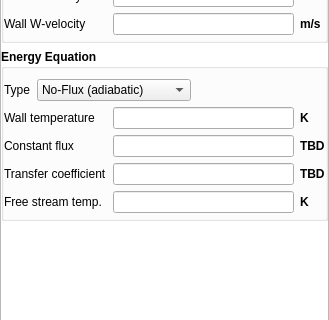
truongd8593/mfix, file gui/uifiles/boundary_conditions.ui: the form before one commit; both pictures show x 0 to 329 and y 257 to 577 of the 329 by 861 pixel window.
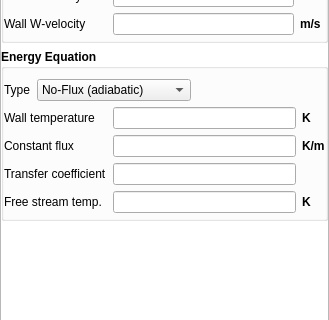
The form after the commit. Custom widgets are drawn as their Qt base class.

```diff
--- a/gui/uifiles/boundary_conditions.ui
+++ b/gui/uifiles/boundary_conditions.ui
@@ -655,7 +655,7 @@
                    <item row="2" column="2">
                     <widget class="QLabel" name="label_bc_c_t_g_units">
                      <property name="text">
-                      <string>TBD</string>
+                      <string>K/m</string>
                      </property>
                     </widget>
                    </item>
@@ -678,7 +678,7 @@
                    <item row="3" column="2">
                     <widget class="QLabel" name="label_bc_hw_t_g_units">
                      <property name="text">
-                      <string>TBD</string>
+                      <string/>
                      </property>
                     </widget>
                    </item>
```
Left out of the diff: 4 changed lines with no effect on the pictures.
